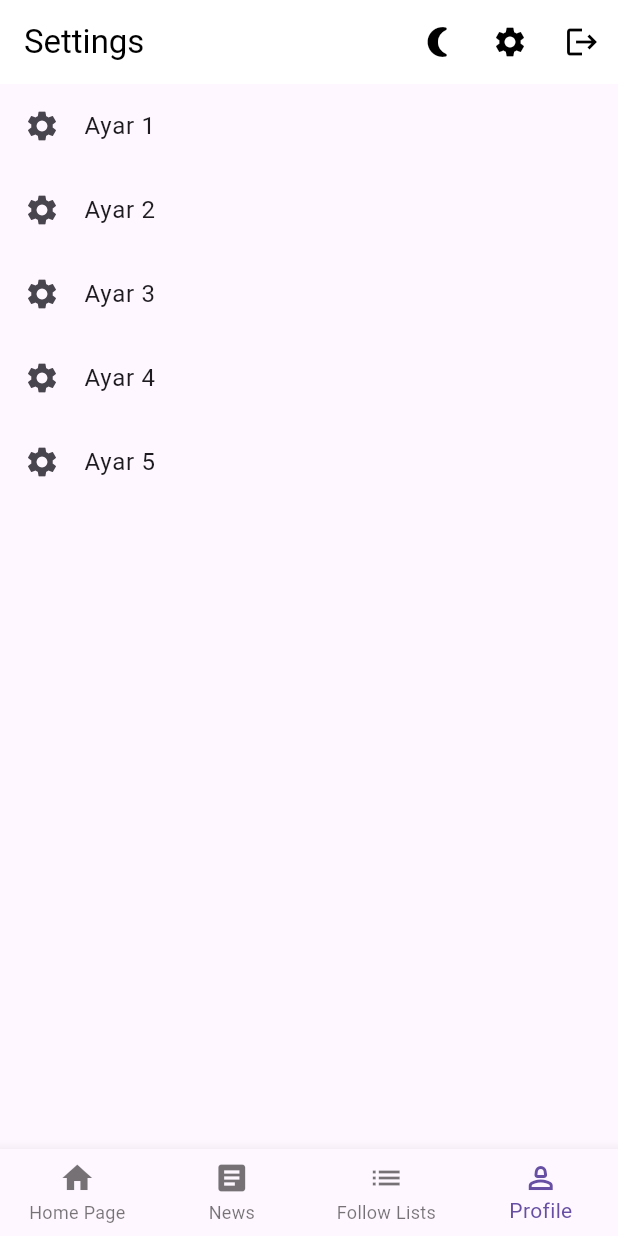
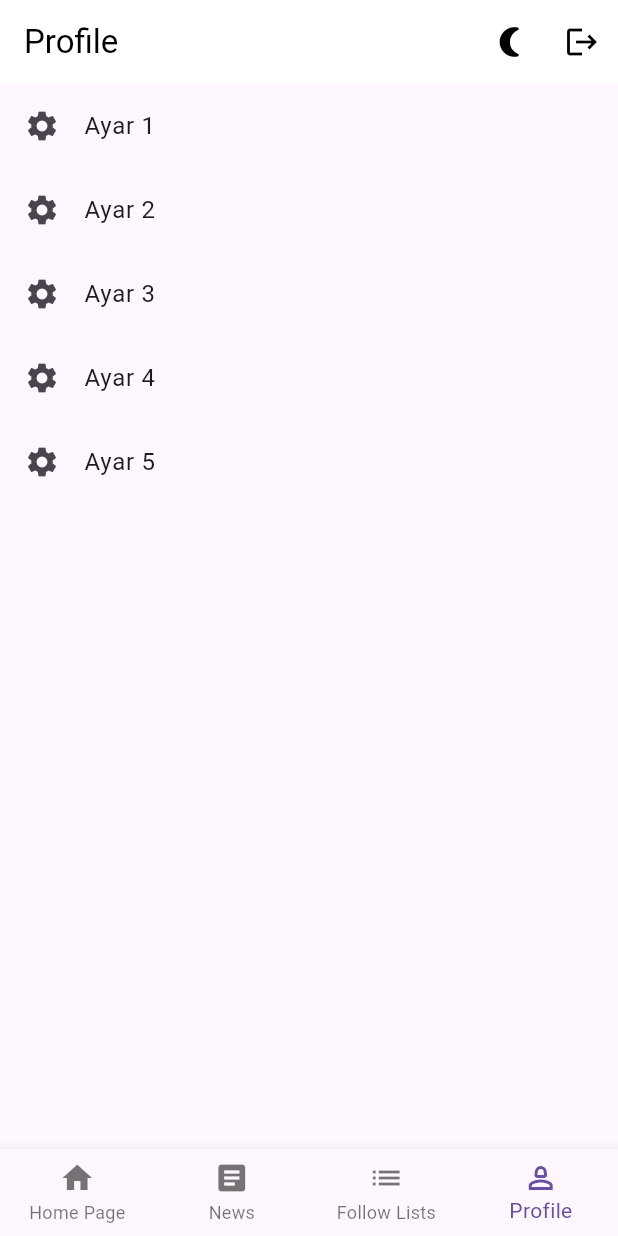
Before and after one commit to emirhaneryilmaz/stock-tracker, a Flutter app: the MainScreen screen opened directly, item 4 of the bottom bar chosen, on a phone screen of 412 x 824 dp. Run offline on Flutter 3.47's test engine with Material 3 defaults, Android fonts, the phone set to English and light mode, and no system bars; our stand-ins replace cloud_firestore, firebase_auth, firebase_core, shared_preferences; accounts and stored records are empty; network calls fail.

Commit message:
menu changed

```diff
--- a/flutter/flutter_app/lib/MainScreen.dart
+++ b/flutter/flutter_app/lib/MainScreen.dart
@@ -19,7 +19,7 @@ class _MainScreenState extends State<MainScreen> {
     'Welcome to Stock Tracker!',
     'News',
     'Follow Lists',
-    'Settings',
+    'Profile',
     // Diğer sayfa başlıklarınız...
   ];
 
@@ -37,12 +37,12 @@ class _MainScreenState extends State<MainScreen> {
     print('Dark Mode toggled');
   }
 
-  void _handleSettings(BuildContext context) {
-    // SettingsPage'e geçiş yap
-    setState(() {
-      _selectedIndex = 3; // SettingsPage'in indexi
-    });
-  }
+  // void _handleSettings(BuildContext context) {
+  //   // SettingsPage'e geçiş yap
+  //   setState(() {
+  //     _selectedIndex = 3; // SettingsPage'in indexi
+  //   });
+  // }
 
    void _handleLogout(BuildContext context) async {
     SharedPreferences prefs = await SharedPreferences.getInstance();
@@ -70,11 +70,11 @@ class _MainScreenState extends State<MainScreen> {
             icon: Icon(Icons.nightlight_round),
             color: Colors.black,
           ),
-          IconButton(
-            onPressed: () => _handleSettings(context),
-            icon: Icon(Icons.settings),
-            color: Colors.black,
-          ),
+          // IconButton(
+          //   onPressed: () => _handleSettings(context),
+          //   icon: Icon(Icons.settings),
+          //   color: Colors.black,
+          // ),
           IconButton(
             icon: Icon(Icons.logout),
             onPressed: () => _handleLogout(context),
```
